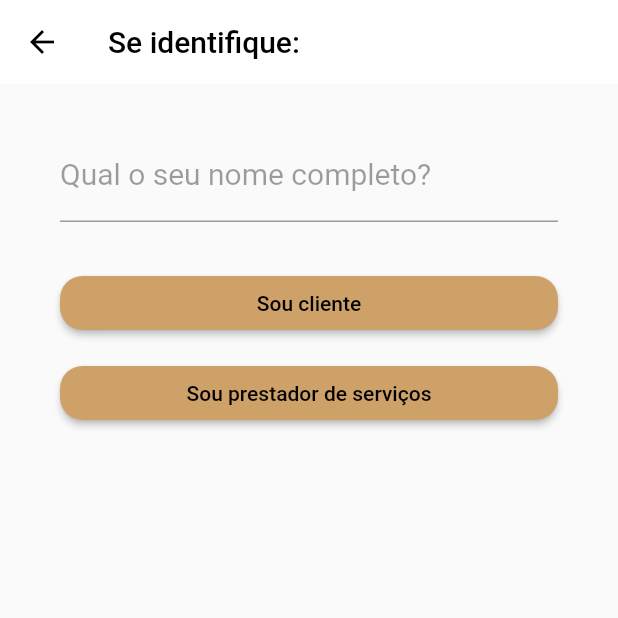
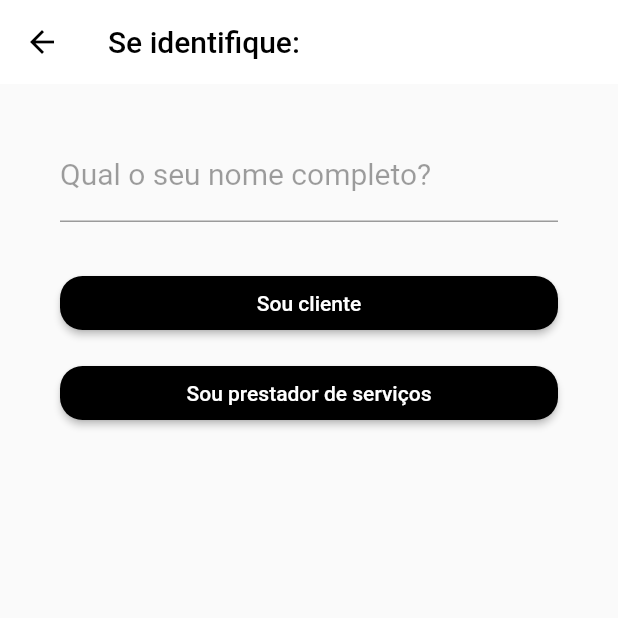
Before and after one commit to PedroLucasFernandes/conserta-ja, a Flutter app: the Name screen opened by its route, on a phone screen of 412 x 824 dp, the top half of it. Run offline on Flutter 3.47's test engine with Material 2 defaults, Android fonts, the phone set to English and light mode, and no system bars.

Commit message:
feat: change button colors

```diff
--- a/lib/pages/name.dart
+++ b/lib/pages/name.dart
@@ -31,35 +31,43 @@ class Name extends StatelessWidget {
             ),
             SizedBox(height: 30,),
             ElevatedButton(
-              child: Text(
-                "Sou cliente"
-              ),
-              onPressed: () {
-
-              },
               style: ButtonStyle(
+                backgroundColor: MaterialStatePropertyAll(Colors.black),
                 shape: MaterialStatePropertyAll(
                   RoundedRectangleBorder(
                     borderRadius: BorderRadius.circular(15),
                   ),
                 ),
               ),
-            ),
-            SizedBox(height: 12,),
-            ElevatedButton(
               child: Text(
-                "Sou prestador de serviços"
+                "Sou cliente",
+                style: TextStyle(
+                  color: Colors.white,
+                ),
               ),
               onPressed: () {
 
               },
+            ),
+            SizedBox(height: 12,),
+            ElevatedButton(
               style: ButtonStyle(
+                backgroundColor: MaterialStatePropertyAll(Colors.black),
                 shape: MaterialStatePropertyAll(
                   RoundedRectangleBorder(
                     borderRadius: BorderRadius.circular(15),
                   ),
                 ),
               ),
+              child: Text(
+                "Sou prestador de serviços",
+                style: TextStyle(
+                  color: Colors.white,
+                ),
+              ),
+              onPressed: () {
+
+              },
             ),
           ],
         ),
```
Also changed, not shown: lib/pages/emailsignup.dart (+13 -7 lines), lib/pages/phonesignup.dart (+11 -5 lines).
